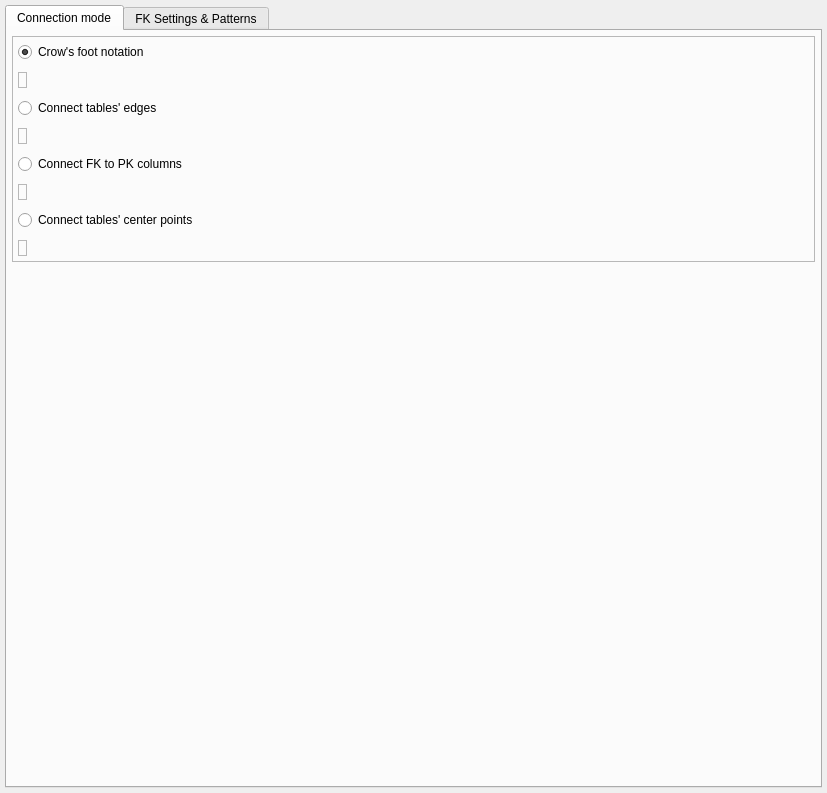
pgmodeler/pgmodeler, file libs/libgui/ui/settings/relationshipconfigwidget.ui: the form before one commit.
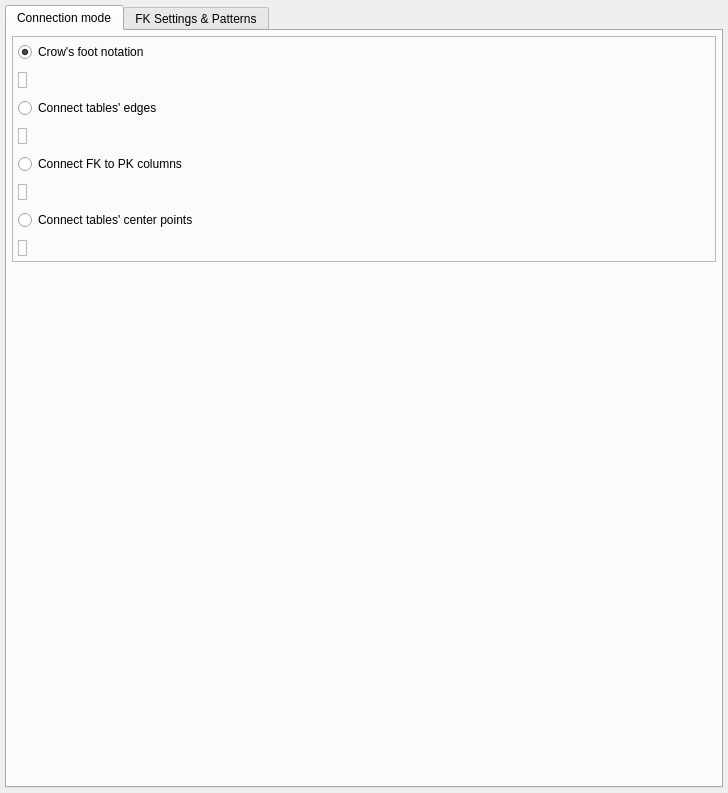
The form after the commit. Icons and pictures are not drawn.

```diff
--- a/libs/libgui/ui/settings/relationshipconfigwidget.ui
+++ b/libs/libgui/ui/settings/relationshipconfigwidget.ui
@@ -6,7 +6,7 @@
    <rect>
     <x>0</x>
     <y>0</y>
-    <width>827</width>
+    <width>728</width>
     <height>793</height>
    </rect>
   </property>
```
Left out of the diff: 1 changed line with no effect on the pictures.
